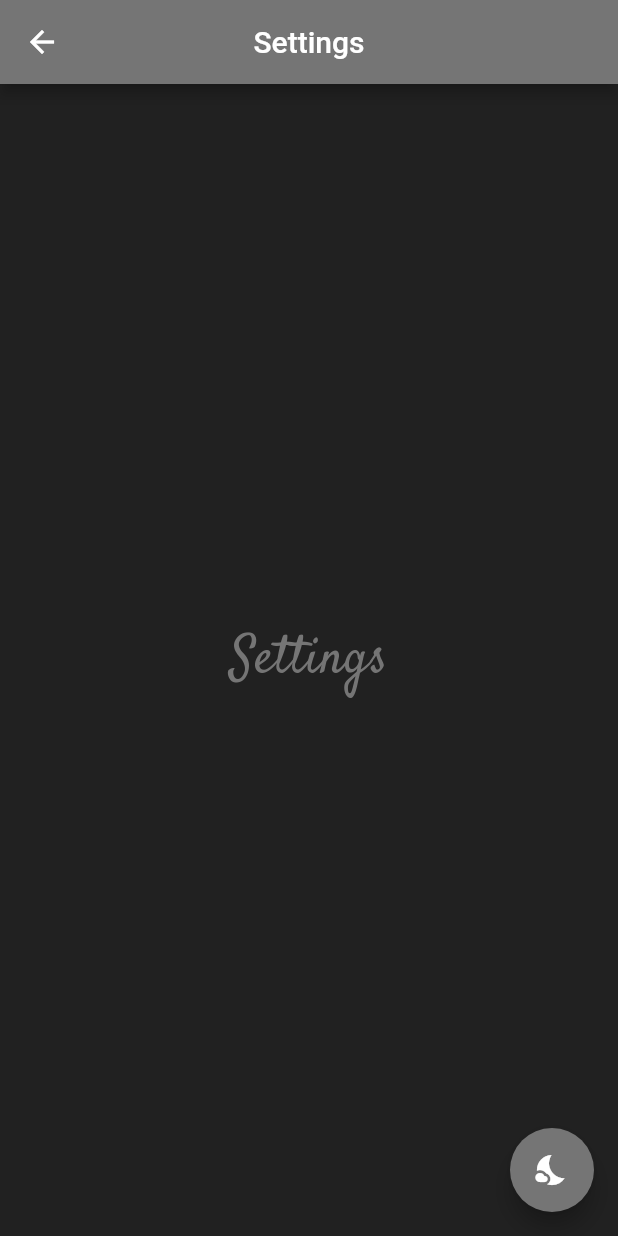
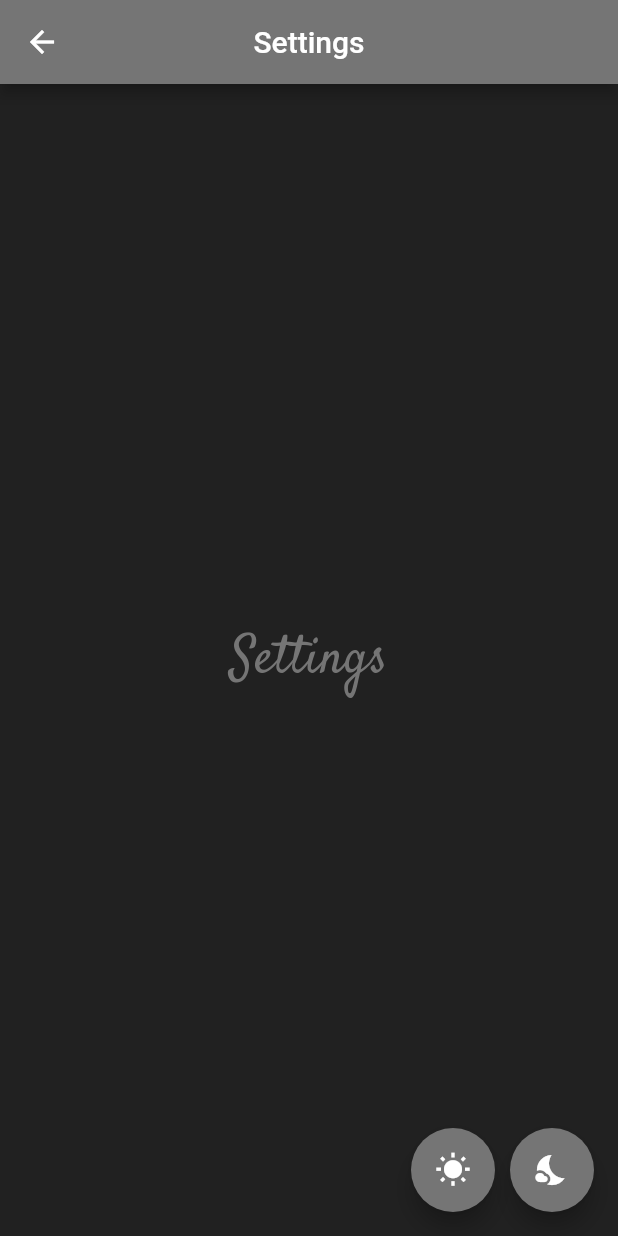
Before and after one commit to matheusresende7/modular, a Flutter app: the Settings screen opened by its route, after a tap on the "nights stay" icon, on a phone screen of 412 x 824 dp. Run offline on Flutter 3.47's test engine with Material 2 defaults, Android fonts, the phone set to English and light mode, and no system bars; our stand-ins replace get.

Commit message:
fix: fix themes

```diff
--- /dev/null
+++ b/lib/src/core/core_test.dart
@@ -0,0 +1 @@
+String core = '';
--- a/lib/src/modules/settings/controllers/settings_controller.dart
+++ b/lib/src/modules/settings/controllers/settings_controller.dart
@@ -19,10 +19,6 @@ class SettingsController extends GetxController {
     darkModeAtivado = true;
   }
 
-  void ativarDarkMode () {
-    darkModeAtivado ? changeDefaultTheme() : changeDarkTheme();
-  }
-
 
 
 }
--- a/lib/src/modules/settings/views/settings.dart
+++ b/lib/src/modules/settings/views/settings.dart
@@ -29,13 +29,33 @@ class Settings extends StatelessWidget {
         ),
       ),
 
-      floatingActionButton: FloatingActionButton(
-        child: Icon(
-          Icons.nights_stay,
-          color: Theme.of(context).accentColor,
-        ),
-        backgroundColor: Theme.of(context).primaryColor,
-        onPressed: () {controller.ativarDarkMode();},
+      floatingActionButton: Row(
+        mainAxisAlignment: MainAxisAlignment.end,
+        children: [
+
+          FloatingActionButton(
+            child: Icon(
+              Icons.wb_sunny,
+              color: Theme.of(context).accentColor,
+            ),
+            heroTag: 'btn1',
+            backgroundColor: Theme.of(context).primaryColor,
+            onPressed: () {controller.changeDefaultTheme();},
+          ),
+
+          SizedBox(width: 10,),
+
+          FloatingActionButton(
+            child: Icon(
+              Icons.nights_stay,
+              color: Theme.of(context).accentColor,
+            ),
+            heroTag: 'btn2',
+            backgroundColor: Theme.of(context).primaryColor,
+            onPressed: () {controller.changeDarkTheme();},
+          ),
+
+        ],
       ),
 
     );
```
